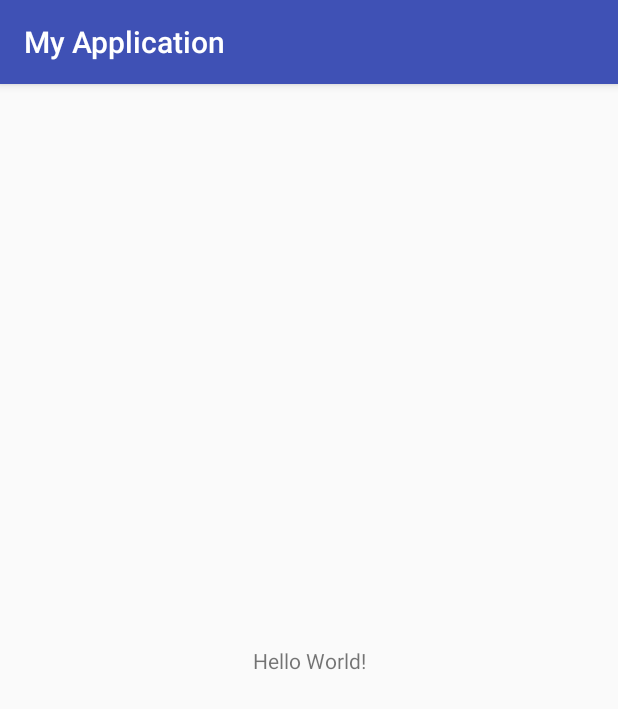
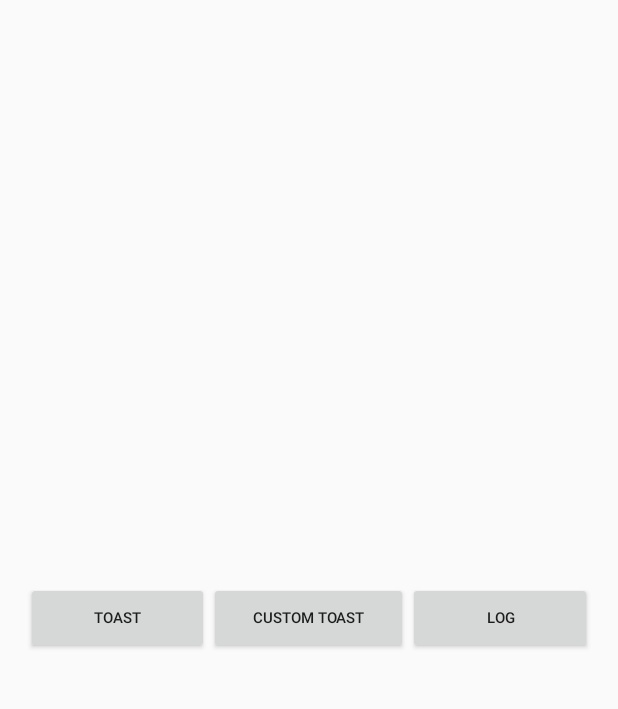
Before and after one commit to clementserrano/ApplicationsMobiles5A, an Android app: the screen it shows after launch (MainActivity), on a phone screen of 412 x 824 dp. Shown: the top 709 px of the screen. Run offline under Robolectric (Android 15) with nearby library versions, the phone set to English and light mode, and no system bars.

Commit message:
Lab 0 & 1

```diff
--- a/MyApplication/app/src/main/AndroidManifest.xml
+++ b/MyApplication/app/src/main/AndroidManifest.xml
@@ -18,4 +18,6 @@
         </activity>
     </application>
 
+    <uses-permission android:name= "android.permission.VIBRATE"/>
+
 </manifest>
--- a/MyApplication/app/src/main/java/com/clementserrano/myapplication/MainActivity.java
+++ b/MyApplication/app/src/main/java/com/clementserrano/myapplication/MainActivity.java
@@ -1,13 +1,84 @@
 package com.clementserrano.myapplication;
 
+import android.content.Context;
+import android.os.Build;
+import android.os.Bundle;
+import android.os.VibrationEffect;
+import android.os.Vibrator;
 import android.support.v7.app.AppCompatActivity;
-import android.os.Bundle;
+import android.util.Log;
+import android.view.Gravity;
+import android.view.LayoutInflater;
+import android.view.View;
+import android.view.ViewGroup;
+import android.widget.Button;
+import android.widget.TextView;
+import android.widget.Toast;
 
-public class MainActivity extends AppCompatActivity {
+public class MainActivity extends AppCompatActivity implements View.OnClickListener {
+
+    private Button btnToast;
+    private Button btnCustomToast;
+    private Button btnLog;
+
+    private final String TAG = "HELLOTAG";
 
     @Override
     protected void onCreate(Bundle savedInstanceState) {
         super.onCreate(savedInstanceState);
         setContentView(R.layout.activity_main);
+
+        btnToast = (Button) findViewById(R.id.btnToast);
+        btnCustomToast = (Button) findViewById(R.id.btnCustomToast);
+        btnLog = (Button) findViewById(R.id.btnLog);
+
+        btnToast.setOnClickListener(this);
+        btnCustomToast.setOnClickListener(this);
+        btnLog.setOnClickListener(this);
+    }
+
+    @Override
+    public void onClick(View v) {
+        if (v.equals(btnToast)) {
+            //display toast
+            Toast.makeText(this, "displaying a toast !", Toast.LENGTH_LONG).show();
+        } else if (v.equals(btnCustomToast)) {
+            //display custom toast
+            displayCustomToast();
+        } else if (v.equals(btnLog)) {
+            //display log
+            Log.i(TAG, "displaying a log !");
+        }
+    }
+
+    @Override
+    protected void onRestart() {
+        super.onRestart();
+        Toast.makeText(this,"Welcome Back !", Toast.LENGTH_LONG).show();
+    }
+
+    private void displayCustomToast() {
+        LayoutInflater inflater = getLayoutInflater();
+        //construct view using xml layout
+        View layout = inflater.inflate(R.layout.toast_layout,
+                (ViewGroup) findViewById(R.id.toast_layout_root));
+        //get textView component
+        TextView text = (TextView) layout.findViewById(R.id.text);
+        text.setText("This is a custom toast");
+        //prepare the toast and display to
+        Toast toast = new Toast(getApplicationContext());
+        toast.setGravity(Gravity.CENTER_VERTICAL, 0, 0);
+        toast.setDuration(Toast.LENGTH_LONG);
+        toast.setView(layout);
+        toast.show();
+
+        Vibrator v = (Vibrator) getSystemService(Context.VIBRATOR_SERVICE);
+        // Vibrate for 500 milliseconds
+        if (Build.VERSION.SDK_INT >= Build.VERSION_CODES.O) {
+            v.vibrate(VibrationEffect.createOneShot(500,VibrationEffect.DEFAULT_AMPLITUDE));
+        }else{
+            //deprecated in API 26
+            v.vibrate(2000);
+        }
     }
 }
--- a/MyApplication/app/src/main/res/layout/activity_main.xml
+++ b/MyApplication/app/src/main/res/layout/activity_main.xml
@@ -1,18 +1,40 @@
 <?xml version="1.0" encoding="utf-8"?>
-<android.support.constraint.ConstraintLayout xmlns:android="http://schemas.android.com/apk/res/android"
-    xmlns:app="http://schemas.android.com/apk/res-auto"
+<RelativeLayout xmlns:android="http://schemas.android.com/apk/res/android"
     xmlns:tools="http://schemas.android.com/tools"
     android:layout_width="match_parent"
     android:layout_height="match_parent"
     tools:context=".MainActivity">
 
-    <TextView
+    <LinearLayout
+        android:layout_width="match_parent"
+        android:layout_height="match_parent"
+        android:gravity="center"
+        android:orientation="horizontal"
+        android:weightSum="4">
+
+        <Button
+        android:id="@+id/btnToast"
         android:layout_width="wrap_content"
         android:layout_height="wrap_content"
-        android:text="Hello World!"
-        app:layout_constraintBottom_toBottomOf="parent"
-        app:layout_constraintLeft_toLeftOf="parent"
-        app:layout_constraintRight_toRightOf="parent"
-        app:layout_constraintTop_toTopOf="parent" />
+        android:layout_weight="1"
+        android:text="@string/toast"
+        android:textSize="10sp" />
 
-</android.support.constraint.ConstraintLayout>
+        <Button
+            android:id="@+id/btnCustomToast"
+            android:layout_width="wrap_content"
+            android:layout_height="wrap_content"
+            android:layout_weight="1"
+            android:text="@string/customToast"
+            android:textSize="10sp" />
+
+        <Button
+            android:id="@+id/btnLog"
+            android:layout_width="wrap_content"
+            android:layout_height="wrap_content"
+            android:layout_weight="1"
+            android:text="@string/log"
+            android:textSize="10sp" />
+    </LinearLayout>
+
+</RelativeLayout>
--- a/MyApplication/app/src/main/res/values/strings.xml
+++ b/MyApplication/app/src/main/res/values/strings.xml
@@ -1,3 +1,6 @@
 <resources>
     <string name="app_name">My Application</string>
+    <string name="toast">Toast</string>
+    <string name="log">Log</string>
+    <string name="customToast">Custom Toast</string>
 </resources>
--- a/MyApplication/app/src/main/res/values/styles.xml
+++ b/MyApplication/app/src/main/res/values/styles.xml
@@ -1,7 +1,7 @@
 <resources>
 
     <!-- Base application theme. -->
-    <style name="AppTheme" parent="Theme.AppCompat.Light.DarkActionBar">
+    <style name="AppTheme" parent="Theme.AppCompat.Light.NoActionBar">
         <!-- Customize your theme here. -->
         <item name="colorPrimary">@color/colorPrimary</item>
         <item name="colorPrimaryDark">@color/colorPrimaryDark</item>
```
Also changed, not shown: MyApplication/app/src/main/res/layout/toast_layout.xml (added, +21 -0 lines), MyApplication/app/src/main/res/mipmap-hdpi/cerise.jpg (added), MyApplication/app/src/main/res/mipmap-hdpi/hackerman.png (added).
